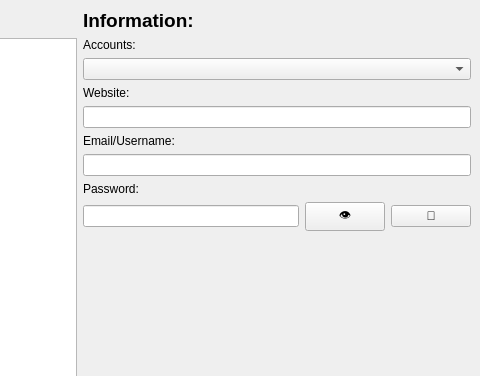
Before: the Qt Designer form Desktop App/GUI/TwoKey/manager.ui in Satharus/TwoKey, drawn with Qt 5; both pictures show x 320 to 800 and y 0 to 376 of the 800 by 600 pixel window.
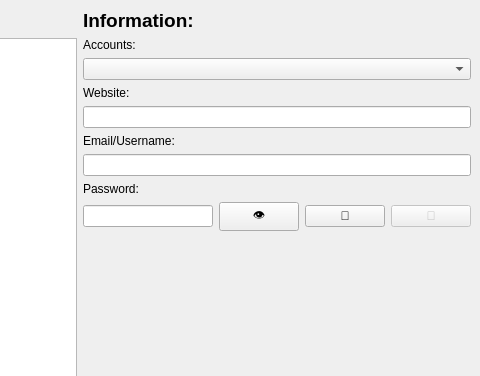
After: the same form once the commit is applied.

Patch:
```diff
--- a/Desktop App/GUI/TwoKey/manager.ui
+++ b/Desktop App/GUI/TwoKey/manager.ui
@@ -116,6 +116,16 @@
           </property>
          </widget>
         </item>
+        <item>
+         <widget class="QPushButton" name="generate_button">
+          <property name="enabled">
+           <bool>false</bool>
+          </property>
+          <property name="text">
+           <string>🔄</string>
+          </property>
+         </widget>
+        </item>
        </layout>
       </item>
       <item>
```
